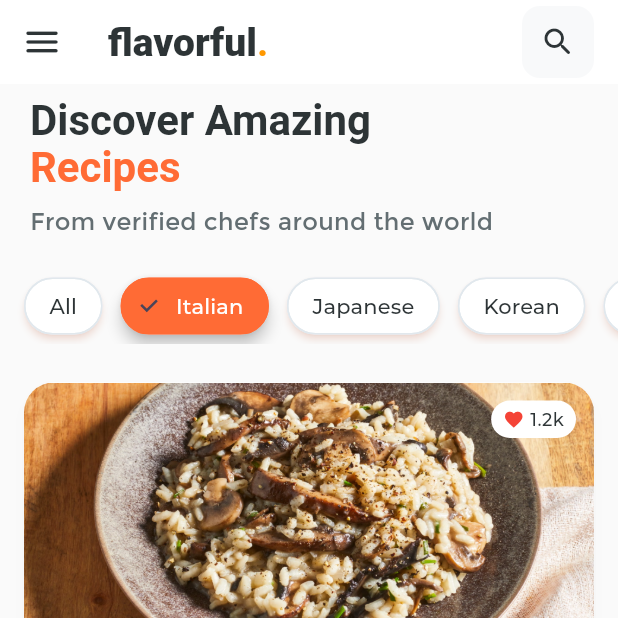
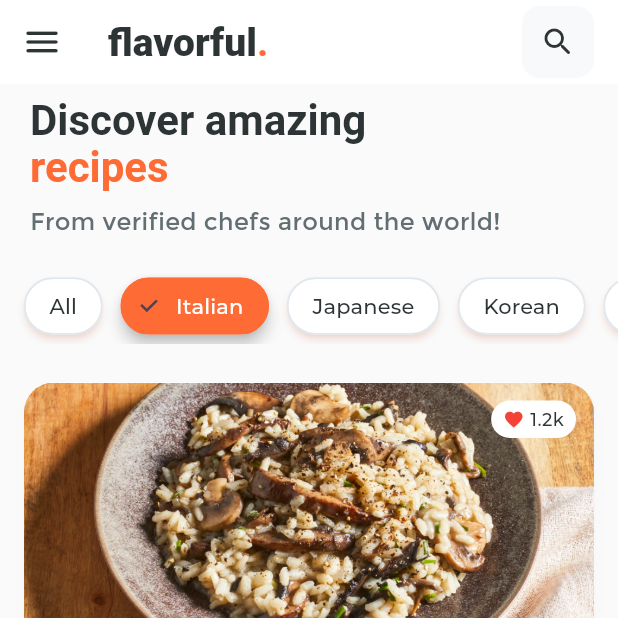
Before and after one commit to ailadonayre/Flavorful-App, a Flutter app: the screen it shows after launch, after a tap on "Italian", on a phone screen of 412 x 824 dp, the top half of it. Run offline on Flutter 3.47's test engine with Material 3 defaults, Android fonts, the phone set to English and light mode, and no system bars; project files that could hold a hidden picture were left out.

Commit message:
Fixed text

```diff
--- a/lib/screens/home_screen.dart
+++ b/lib/screens/home_screen.dart
@@ -101,7 +101,7 @@ class HomeScreenState extends State<HomeScreen> with TickerProviderStateMixin {
               TextSpan(
                 text: '.',
                 style: TextStyle(
-                  color: Colors.orange,
+                  color: AppColors.primary,
                 ),
               ),
             ],
@@ -157,19 +157,19 @@ class HomeScreenState extends State<HomeScreen> with TickerProviderStateMixin {
               ),
               children: [
                 TextSpan(
-                  text: 'Discover Amazing\n',
+                  text: 'Discover amazing\n',
                   style: TextStyle(color: AppColors.textPrimary),
                 ),
                 TextSpan(
-                  text: 'Recipes',
-                  style: TextStyle(color: AppColors.primary),
+                  text: 'recipes',
+                  style: TextStyle(color: AppColors.primary, fontWeight: FontWeight.w700),
                 ),
               ],
             ),
           ),
           SizedBox(height: 8),
           Text(
-            'From verified chefs around the world',
+            'From verified chefs around the world!',
             style: TextStyle(
               fontFamily: AppTheme.fontFamily,
               fontSize: 16,
--- a/lib/widgets/app_drawer.dart
+++ b/lib/widgets/app_drawer.dart
@@ -64,15 +64,8 @@ class AppDrawer extends StatelessWidget {
                 ),
                 children: [
                   TextSpan(
-                    text: 'flavorful',
+                    text: 'flavorful.',
                     style: TextStyle(fontWeight: FontWeight.w700),
-                  ),
-                  TextSpan(
-                    text: '.',
-                    style: TextStyle(
-                      color: AppColors.accent,
-                      fontWeight: FontWeight.w700,
-                    ),
                   ),
                 ],
               ),
```
